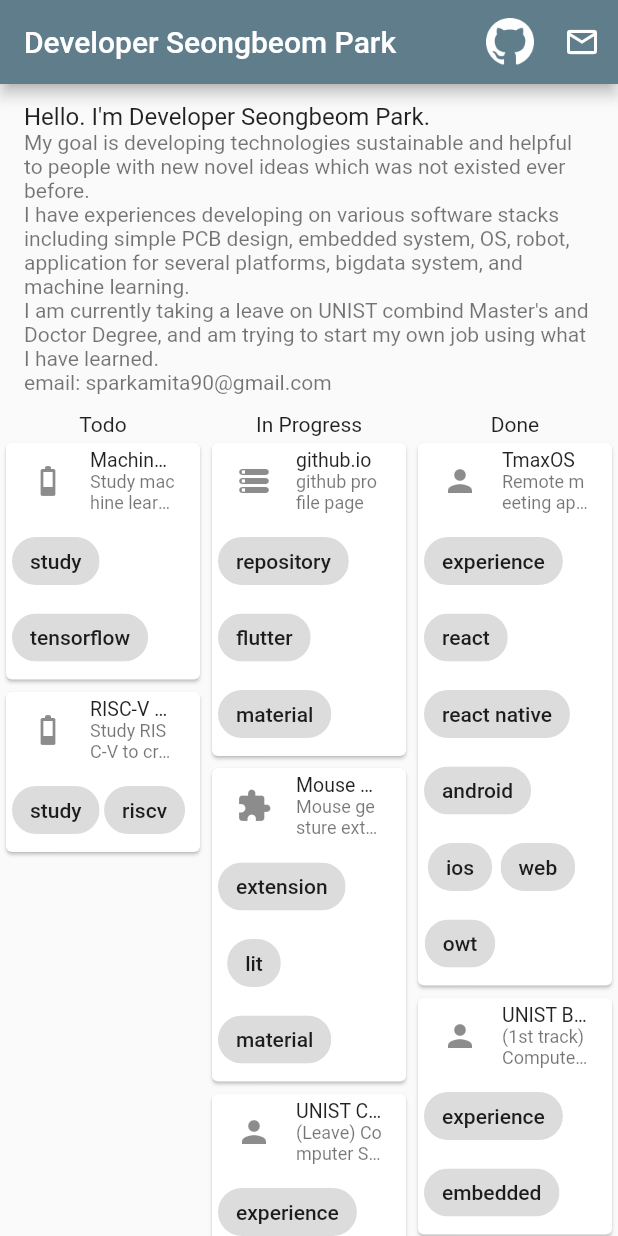
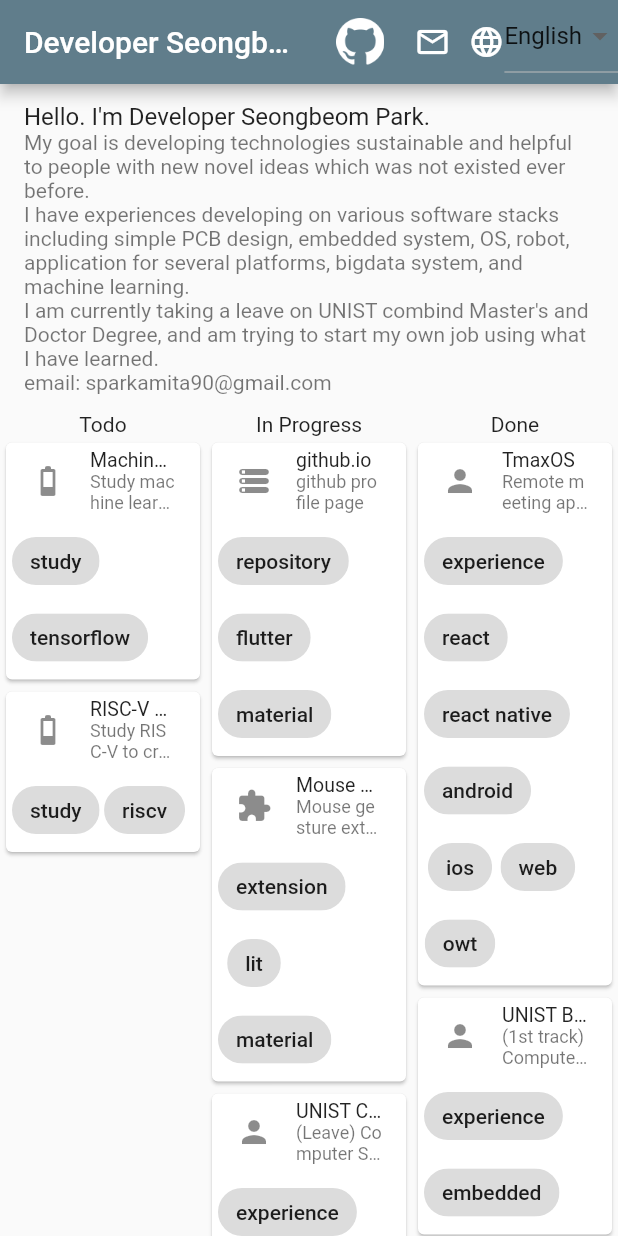
Before and after one commit to Seongbeom-Park/Seongbeom-Park, a Flutter app: the screen it shows after launch, on a phone screen of 412 x 824 dp. Run offline on Flutter 3.47's test engine with Material 2 defaults, Android fonts, the light colour scheme and no system bars; generated files the repository leaves out were written again.

Commit message:
feature: change language

```diff
--- a/lib/main.dart
+++ b/lib/main.dart
@@ -4,21 +4,27 @@ import 'package:flutter_localizations/flutter_localizations.dart';
 import 'package:flutter_gen/gen_l10n/app_localizations.dart';
 import 'package:profile/progress_column.dart';
 
+typedef SetLocale = void Function(Locale locale);
+
 void main() {
   runApp(const MyApp());
 }
 
-class MyApp extends StatelessWidget {
-  static String home = 'https://github.com/Seongbeom-Park';
-  static String mail = 'sparkamita90@gmail.com';
-  static Locale? _locale;
-
-  static set locale(Locale targetLocale) => _locale = targetLocale;
-  static get supportedLocales => AppLocalizations.supportedLocales;
+class MyApp extends StatefulWidget {
+  static const String home = 'https://github.com/Seongbeom-Park';
+  static const String mail = 'sparkamita90@gmail.com';
 
   const MyApp({super.key});
 
-  // This widget is the root of your application.
+  @override
+  State<StatefulWidget> createState() => MyAppState();
+}
+
+class MyAppState extends State<MyApp> {
+  Locale? _locale;
+
+  set locale(Locale locale) => setState(() => _locale = locale);
+
   @override
   Widget build(BuildContext context) {
     return MaterialApp(
@@ -37,13 +43,15 @@ class MyApp extends StatelessWidget {
       theme: ThemeData(
         primarySwatch: Colors.blueGrey,
       ),
-      home: const MainPage(),
+      home: MainPage(setLocale: (Locale _) => locale = _),
     );
   }
 }
 
 class MainPage extends StatelessWidget {
-  const MainPage({super.key});
+  final SetLocale setLocale;
+
+  const MainPage({super.key, required this.setLocale});
 
   @override
   Widget build(BuildContext context) {
@@ -58,8 +66,8 @@ class MainPage extends StatelessWidget {
             IconButton(
                 onPressed: () => launchUrl(Uri.parse('mailto:${MyApp.mail}')),
                 icon: const Icon(Icons.email_outlined)),
-            // const Icon(Icons.language),
-            // const LanguageDropdown(),
+            const Icon(Icons.language),
+            LanguageDropdown(setLocale: setLocale),
           ],
         ),
         body: const BodyWidget());
@@ -67,17 +75,20 @@ class MainPage extends StatelessWidget {
 }
 
 class LanguageDropdown extends StatelessWidget {
-  const LanguageDropdown({super.key});
+  final SetLocale setLocale;
+
+  const LanguageDropdown({super.key, required this.setLocale});
 
   @override
   Widget build(BuildContext context) {
     return DropdownButton(
-      value: Localizations.localeOf(context).toString(),
+      icon: const Icon(Icons.arrow_drop_down),
+      value: Localizations.localeOf(context).toLanguageTag(),
       items: const [
         DropdownMenuItem(value: 'ko', child: Text('한국어')),
         DropdownMenuItem(value: 'en', child: Text('English')),
       ],
-      onChanged: (_) {},
+      onChanged: (value) => setLocale(Locale(value!)),
     );
   }
 }
--- a/lib/project_card.dart
+++ b/lib/project_card.dart
@@ -21,7 +21,7 @@ class ProjectCard extends StatelessWidget {
     readData(String key) {
       if (!data.containsKey(key)) return '';
       if (data[key] is Map) {
-        return data[key][Localizations.localeOf(context).toString()];
+        return data[key][Localizations.localeOf(context).toLanguageTag()];
       }
       return data[key];
     }
```
